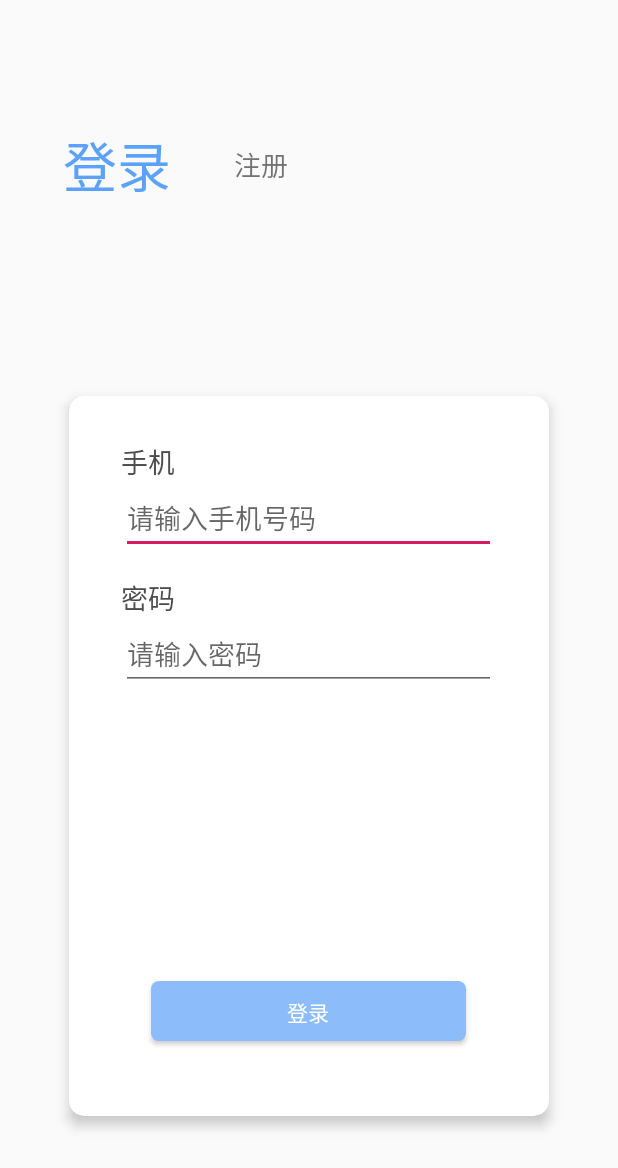
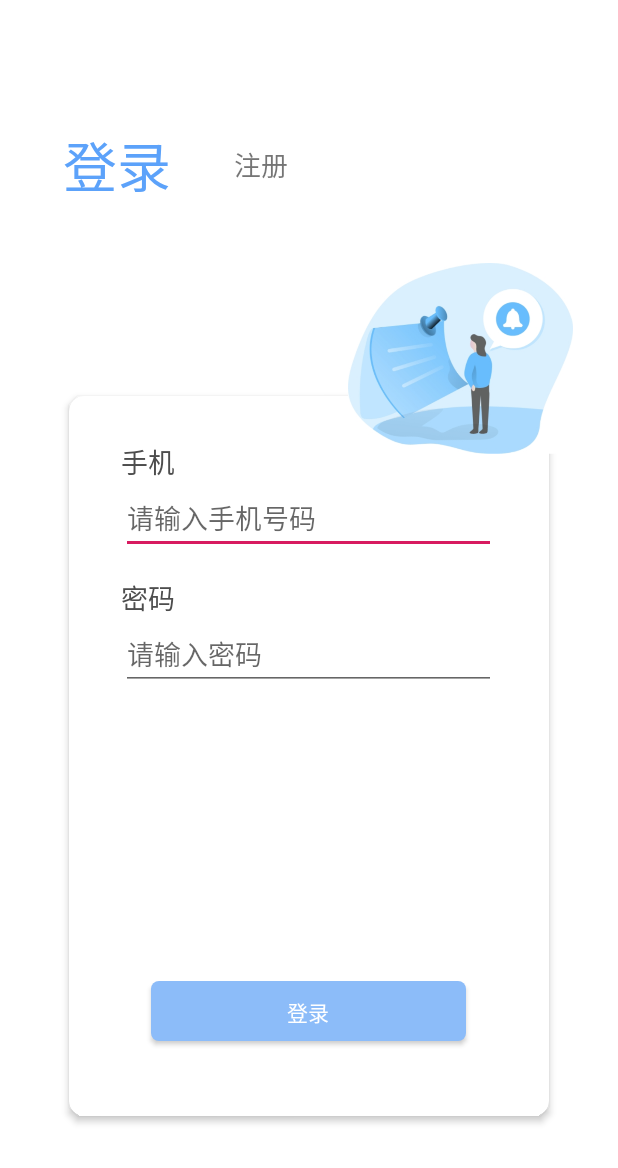
Before and after one commit to starrywx/Epidemic_Situation, an Android app: the screen it shows after launch (RegisterLoginActivity), on a phone screen of 412 x 824 dp. Shown: the top 1168 px of the screen. Run offline under Robolectric (Android 15) with nearby library versions, the phone set to English and light mode, and no system bars; our stand-ins replace ButterKnife; libraries missing offline, so code that uses them is left out: com.blankj.utilcode, com.rengwuxian.materialedittext; plain views replace MaterialEditText.

Commit message:
登陆注册页面布局增加了一个背景icon

```diff
--- a/app/src/main/java/com/example/epidemicsituation/ui/RegisterLogin/RegisterLoginActivity.java
+++ b/app/src/main/java/com/example/epidemicsituation/ui/RegisterLogin/RegisterLoginActivity.java
@@ -4,6 +4,7 @@ import android.animation.ObjectAnimator;
 import android.os.Bundle;
 import android.view.View;
 import android.widget.Button;
+import android.widget.ImageView;
 import android.widget.RelativeLayout;
 import android.widget.TextView;
 
@@ -51,6 +52,14 @@ public class RegisterLoginActivity extends BaseActivity {
     Button btnRegister;
     @BindView(R.id.card_register)
     CardView cardRegister;
+    @BindView(R.id.tv_phone_register)
+    TextView tvPhoneRegister;
+    @BindView(R.id.tv_verification)
+    TextView tvVerification;
+    @BindView(R.id.tv_password_register)
+    TextView tvPasswordRegister;
+    @BindView(R.id.iv_register_login)
+    ImageView ivBackground;
 
 
     @Override
@@ -58,6 +67,7 @@ public class RegisterLoginActivity extends BaseActivity {
         super.onCreate(savedInstanceState);
         setContentView(R.layout.activity_register_login);
         ButterKnife.bind(this);
+//        ivBackground.bringToFront();
         //进入页面，默认 登录指示器为选中状态
         tvIndicatorLogin.setTextColor(getResources().getColor(R.color.indicator_login));
         onIndicatorAnim(tvIndicatorLogin, true);
@@ -85,6 +95,7 @@ public class RegisterLoginActivity extends BaseActivity {
                 //注册指示器变灰色，缩小
                 tvIndicatorRegister.setTextColor(getResources().getColor(R.color.indicator_register_normal));
                 onIndicatorAnim(tvIndicatorRegister, false);
+                //显示登录卡片，隐藏注册卡片
                 cardLogin.setVisibility(View.VISIBLE);
                 cardRegister.setVisibility(View.GONE);
             }
@@ -100,15 +111,15 @@ public class RegisterLoginActivity extends BaseActivity {
         tvIndicatorRegister.setOnClickListener(new View.OnClickListener() {
             @Override
             public void onClick(View v) {
-                //登录指示器变色，放大
+                //注册指示器变色，放大
                 tvIndicatorRegister.setTextColor(getResources().getColor(R.color.indicator_register));
                 onIndicatorAnim(tvIndicatorRegister, true);
-                //注册指示器变灰色，缩小
+                //登录指示器变灰色，缩小
                 tvIndicatorLogin.setTextColor(getResources().getColor(R.color.indicator_login_normal));
                 onIndicatorAnim(tvIndicatorLogin, false);
+                //显示注册卡片，隐藏登录卡片
                 cardRegister.setVisibility(View.VISIBLE);
                 cardLogin.setVisibility(View.GONE);
-
             }
         });
     }
@@ -119,16 +130,17 @@ public class RegisterLoginActivity extends BaseActivity {
             @Override
             public void onClick(View v) {
                 //登录按钮的点击事件
-                ToastUtils.showShort("登录");
+                ToastUtils.showShort("触发登录事件");
             }
         });
     }
+
     @OnClick(R.id.btn_register)
     public void onRegisterButtonClicked() {
         btnRegister.setOnClickListener(new View.OnClickListener() {
             @Override
             public void onClick(View v) {
-                ToastUtils.showShort("注册");
+                ToastUtils.showShort("触发注册事件");
             }
         });
     }
--- a/app/src/main/res/layout/activity_register_login.xml
+++ b/app/src/main/res/layout/activity_register_login.xml
@@ -3,6 +3,8 @@
 xmlns:android="http://schemas.android.com/apk/res/android"
 xmlns:app="http://schemas.android.com/apk/res-auto"
 xmlns:tools="http://schemas.android.com/tools"
+android:backgroundTint="@color/white"
+android:background="@color/white"
 android:layout_width="match_parent"
 android:layout_height="match_parent">
 
@@ -27,6 +29,9 @@ android:layout_height="match_parent">
     android:layout_alignBottom="@id/tv_indicator_login"
     />
 
+
+
+
     <androidx.cardview.widget.CardView
     android:id = "@+id/card_login"
     android:layout_width = "320dp"
@@ -35,7 +40,7 @@ android:layout_height="match_parent">
     android:layout_marginBottom="80dp"
     android:layout_alignParentBottom="true"
     app:cardCornerRadius="10dp"
-    app:cardElevation="5dp"
+    app:cardElevation="3dp"
     app:cardBackgroundColor="@color/white"
     android:visibility="visible">
 
@@ -114,7 +119,7 @@ android:layout_height="match_parent">
     android:layout_marginBottom="80dp"
     android:layout_alignParentBottom="true"
     app:cardCornerRadius="10dp"
-    app:cardElevation="5dp"
+    app:cardElevation="3dp"
     app:cardBackgroundColor="@color/white"
     android:visibility="gone">
 
@@ -214,9 +219,6 @@ android:layout_height="match_parent">
             />
 
 
-
-
-
             <Button
             android:id="@+id/btn_register"
             android:layout_width = "210dp"
@@ -234,7 +236,17 @@ android:layout_height="match_parent">
 
     </androidx.cardview.widget.CardView>
 
-
+    <ImageView
+    android:id = "@+id/iv_register_login"
+    android:layout_width = "150dp"
+    android:layout_height = "150dp"
+    android:elevation="5dp"
+    android:layout_marginEnd="30dp"
+    android:layout_marginBottom="510dp"
+    android:src = "@drawable/icon_login_register"
+    android:layout_alignParentEnd="true"
+    android:layout_alignParentBottom="true"
+    />
 
 
 
```
Also changed, not shown: app/src/main/res/drawable/icon_login_register.png (added).
